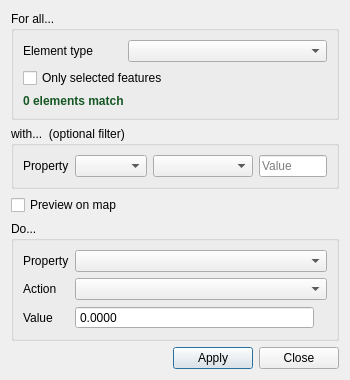
Old version of the form ui/queries/qgisred_groupedit_dialog.ui in the repository qgisred/QGISRed.
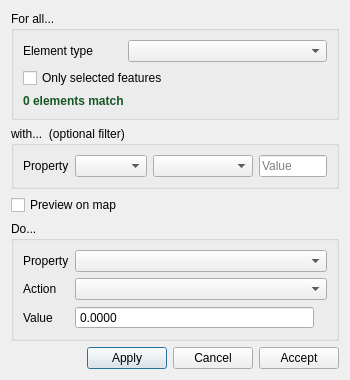
New version of the form.

Commit message: Group Edit: Keep edits in buffer until Accept commits or Cancel rolls back

The edit to the form file:
```diff
--- a/ui/queries/qgisred_groupedit_dialog.ui
+++ b/ui/queries/qgisred_groupedit_dialog.ui
@@ -409,7 +409,14 @@
        <item>
         <widget class="QPushButton" name="btClose">
          <property name="text">
-          <string>Close</string>
+          <string>Cancel</string>
+         </property>
+        </widget>
+       </item>
+       <item>
+        <widget class="QPushButton" name="btAccept">
+         <property name="text">
+          <string>Accept</string>
          </property>
         </widget>
        </item>
```
Left out of the diff: 2 changed lines with no effect on the pictures. The commit also changes 1 other file.
